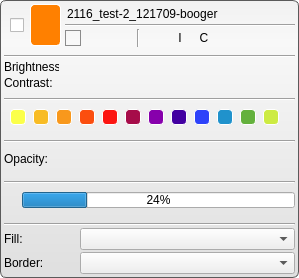
SCIInstitute/Seg3D, file src/Interface/AppInterface/LayerWidget.ui: the form before one commit.
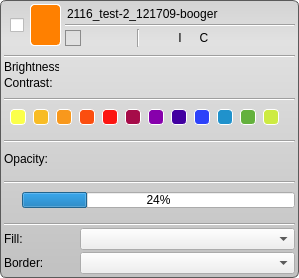
The form after the commit. Icons and pictures are not drawn.

The edit to the form file:
```diff
--- a/src/Interface/AppInterface/LayerWidget.ui
+++ b/src/Interface/AppInterface/LayerWidget.ui
@@ -23,7 +23,7 @@
 }
 
 QWidget#base_{
-  background-color: qlineargradient(spread:pad, x1:0.5, y1:0, x2:0.5, y2:0.960227, stop:0 rgba(241, 241, 241, 255), stop:0.155779 rgba(248, 248, 248, 255), stop:1 rgba(224, 224, 224, 255));
+  background-color: qlineargradient(spread:pad, x1:0.5, y1:0, x2:0.5, y2:0.960227, stop:0 rgba(211, 211, 211, 255), stop:0.155779 rgba(225, 225, 225, 255), stop:1 rgba(194, 194, 194, 255));
   border-radius: 6px;
   border: 1px solid rgb(90, 90, 90);
 }
```
